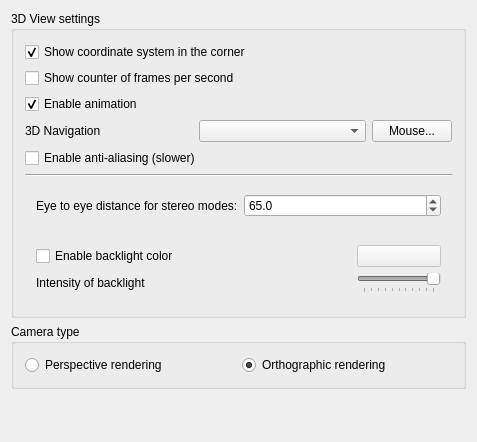
Old version of the form src/Gui/DlgSettings3DView.ui in the repository berndhahnebach/All_FreeCAD.
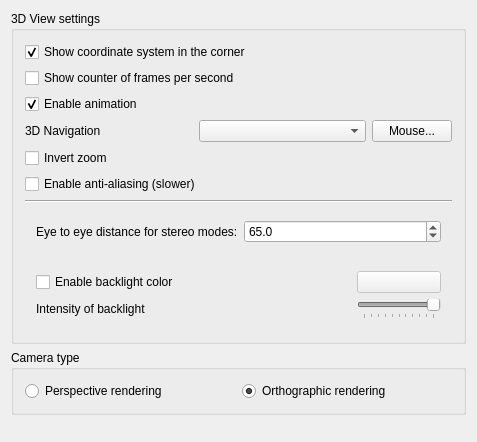
New version of the form. Custom widgets are drawn as their Qt base class.

Commit message: + support of inverting zoom + replace word "feature" with "solid"

```diff
--- a/src/Gui/DlgSettings3DView.ui
+++ b/src/Gui/DlgSettings3DView.ui
@@ -106,6 +106,19 @@
        </layout>
       </item>
       <item row="4" column="0">
+       <widget class="Gui::PrefCheckBox" name="checkBoxInvertZoom">
+        <property name="text">
+         <string>Invert zoom</string>
+        </property>
+        <property name="prefEntry" stdset="0">
+         <cstring>InvertZoom</cstring>
+        </property>
+        <property name="prefPath" stdset="0">
+         <cstring>View</cstring>
+        </property>
+       </widget>
+      </item>
+      <item row="5" column="0">
        <widget class="Gui::PrefCheckBox" name="checkBoxAntiAliasing">
         <property name="text">
          <string>Enable anti-aliasing (slower)</string>
@@ -118,7 +131,7 @@
         </property>
        </widget>
       </item>
-      <item row="5" column="0">
+      <item row="6" column="0">
        <widget class="Line" name="line1">
         <property name="frameShape">
          <enum>QFrame::HLine</enum>
@@ -131,7 +144,7 @@
         </property>
        </widget>
       </item>
-      <item row="6" column="0">
+      <item row="7" column="0">
        <layout class="QHBoxLayout" name="eyedistanceLayout">
         <property name="spacing">
          <number>6</number>
@@ -173,7 +186,7 @@
         </item>
        </layout>
       </item>
-      <item row="7" column="0">
+      <item row="8" column="0">
        <layout class="QGridLayout" name="backlightLayout">
         <property name="margin">
          <number>11</number>
```
The commit also changes 16 other files.
